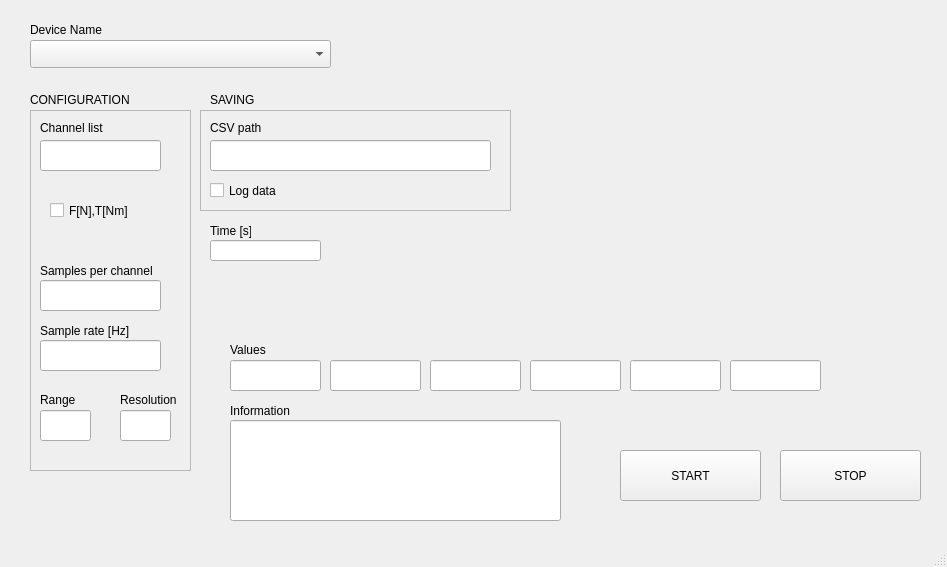
This is Python/NI_USB_6008/ATIMini40_GUI.ui in IrisDuMutel/ATIMini40_software as Qt 5 draws it before an edit. The edited form follows.
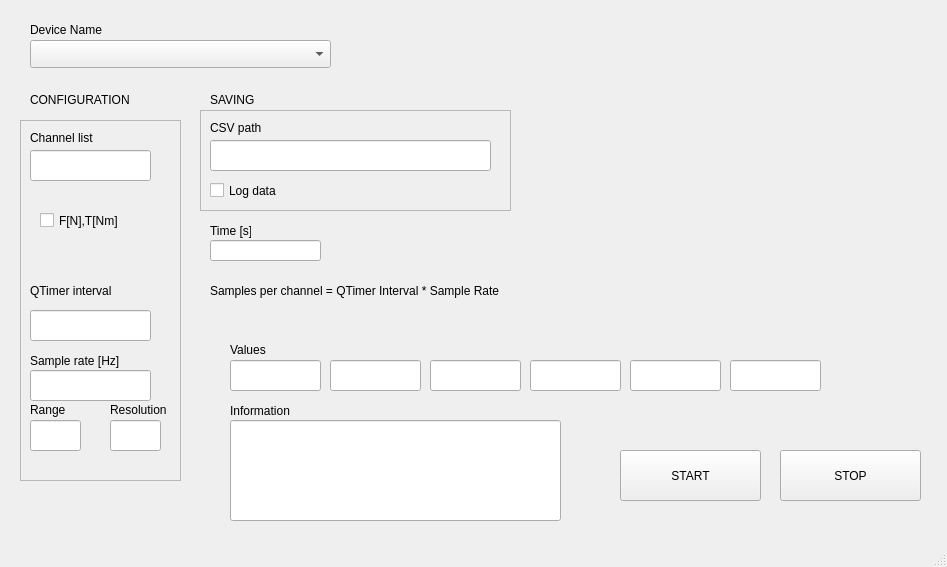
This is the edited form.

The edit to the form file:
```diff
--- a/Python/NI_USB_6008/ATIMini40_GUI.ui
+++ b/Python/NI_USB_6008/ATIMini40_GUI.ui
@@ -17,8 +17,8 @@
    <widget class="QFrame" name="frame">
     <property name="geometry">
      <rect>
-      <x>30</x>
-      <y>110</y>
+      <x>20</x>
+      <y>120</y>
       <width>161</width>
       <height>361</height>
      </rect>
@@ -42,24 +42,11 @@
       <string>Channel list</string>
      </property>
     </widget>
-    <widget class="QLabel" name="label_5">
-     <property name="geometry">
-      <rect>
-       <x>10</x>
-       <y>150</y>
-       <width>121</width>
-       <height>21</height>
-      </rect>
-     </property>
-     <property name="text">
-      <string>Samples per channel</string>
-     </property>
-    </widget>
     <widget class="QLabel" name="label_8">
      <property name="geometry">
       <rect>
        <x>10</x>
-       <y>210</y>
+       <y>230</y>
        <width>141</width>
        <height>21</height>
       </rect>
@@ -107,21 +94,11 @@
       <string/>
      </property>
     </widget>
-    <widget class="QLineEdit" name="textEdit_SPC">
-     <property name="geometry">
-      <rect>
-       <x>10</x>
-       <y>170</y>
-       <width>121</width>
-       <height>31</height>
-      </rect>
-     </property>
-    </widget>
     <widget class="QLineEdit" name="textEdit_FS">
      <property name="geometry">
       <rect>
        <x>10</x>
-       <y>230</y>
+       <y>250</y>
        <width>121</width>
        <height>31</height>
       </rect>
@@ -160,6 +137,32 @@
       <string>F[N],T[Nm]</string>
      </property>
     </widget>
+    <widget class="QLineEdit" name="textEdit_QTIM_VAL">
+     <property name="geometry">
+      <rect>
+       <x>10</x>
+       <y>190</y>
+       <width>121</width>
+       <height>31</height>
+      </rect>
+     </property>
+     <property name="text">
+      <string/>
+     </property>
+    </widget>
+    <widget class="QLabel" name="label_14">
+     <property name="geometry">
+      <rect>
+       <x>10</x>
+       <y>160</y>
+       <width>121</width>
+       <height>21</height>
+      </rect>
+     </property>
+     <property name="text">
+      <string>QTimer interval</string>
+     </property>
+    </widget>
    </widget>
    <widget class="QComboBox" name="comboBox_deviceName">
     <property name="geometry">
@@ -407,6 +410,19 @@
      </rect>
     </property>
    </widget>
+   <widget class="QLabel" name="label">
+    <property name="geometry">
+     <rect>
+      <x>210</x>
+      <y>280</y>
+      <width>291</width>
+      <height>21</height>
+     </rect>
+    </property>
+    <property name="text">
+     <string>Samples per channel = QTimer Interval * Sample Rate</string>
+    </property>
+   </widget>
   </widget>
   <widget class="QMenuBar" name="menubar">
    <property name="geometry">
```
